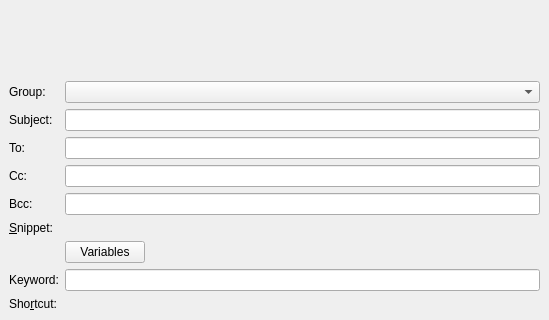
First picture: the form in src/snippets/ui/snippetwidget.ui, repository KDE/mailcommon, before the edit; both pictures show x 0 to 549 and y 147 to 467 of the 549 by 467 pixel window.
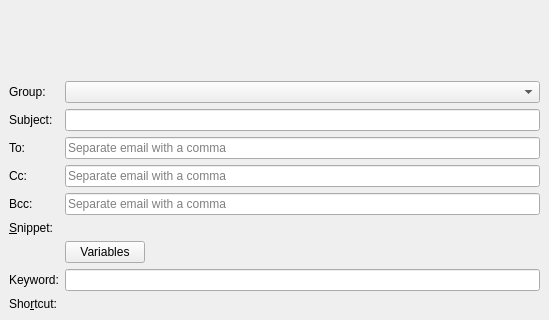
Second picture: the form after the edit. Custom widgets are drawn as their Qt base class.

Diff of the .ui file:
```diff
--- a/src/snippets/ui/snippetwidget.ui
+++ b/src/snippets/ui/snippetwidget.ui
@@ -184,6 +184,9 @@
       </item>
       <item row="3" column="1" colspan="2">
        <widget class="QLineEdit" name="to">
+        <property name="placeholderText">
+         <string>Separate email with a comma</string>
+        </property>
         <property name="clearButtonEnabled">
          <bool>true</bool>
         </property>
@@ -198,6 +201,9 @@
       </item>
       <item row="5" column="1" colspan="2">
        <widget class="QLineEdit" name="bcc">
+        <property name="placeholderText">
+         <string>Separate email with a comma</string>
+        </property>
         <property name="clearButtonEnabled">
          <bool>true</bool>
         </property>
@@ -205,6 +211,9 @@
       </item>
       <item row="4" column="1" colspan="2">
        <widget class="QLineEdit" name="cc">
+        <property name="placeholderText">
+         <string>Separate email with a comma</string>
+        </property>
         <property name="clearButtonEnabled">
          <bool>true</bool>
         </property>
```
